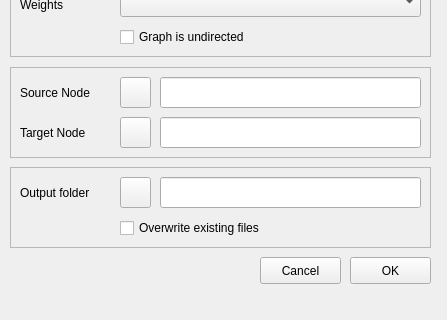
The window that Ui_NetworkX_path_dock.ui (tomasholderness/NetworkX-Tools-QGIS-Plugin) describes before a commit, drawn with Qt 5; both pictures show x 0 to 447 and y 153 to 473 of the 447 by 473 pixel window.
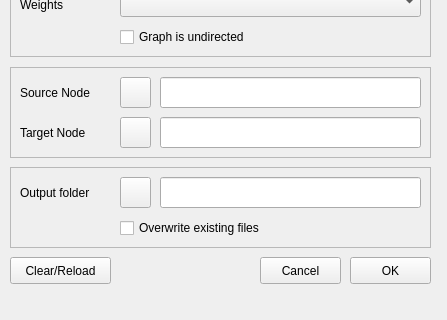
The same window after the commit. Icons and pictures are not drawn.

Diff of the .ui file:
```diff
--- a/Ui_NetworkX_path_dock.ui
+++ b/Ui_NetworkX_path_dock.ui
@@ -375,6 +375,19 @@
      </rect>
     </property>
    </widget>
+   <widget class="QPushButton" name="btnReload">
+    <property name="geometry">
+     <rect>
+      <x>10</x>
+      <y>410</y>
+      <width>101</width>
+      <height>27</height>
+     </rect>
+    </property>
+    <property name="text">
+     <string>Clear/Reload</string>
+    </property>
+   </widget>
   </widget>
  </widget>
  <resources>
```
